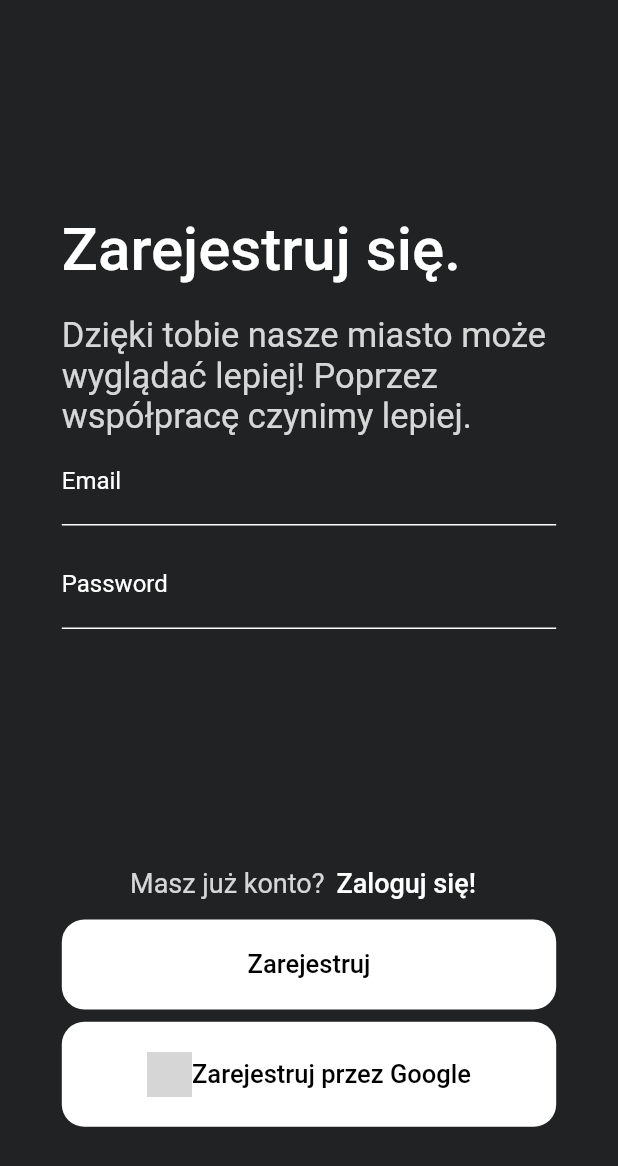
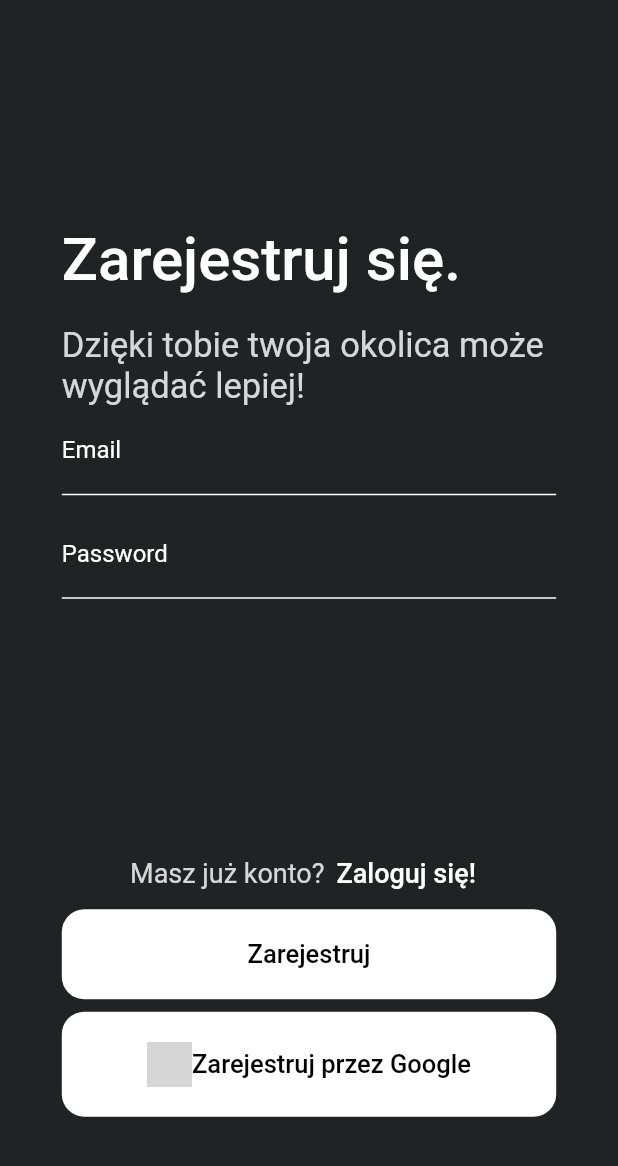
Before and after one commit to Marusiella/miastoerror, a Flutter app: the screen it shows after launch, after a tap on "Rejestracja", on a phone screen of 412 x 824 dp. Shown: the top 1166 px of the screen. Run offline on Flutter 3.47's test engine with Material 2 defaults, Android fonts, the phone set to English and light mode, and no system bars; our stand-ins replace cloud_firestore, firebase_analytics, firebase_auth, firebase_core, firebase_crashlytics, firebase_database and 6 more; missing offline and left inert: flutter_osm_plugin; accounts and stored records are empty; network calls fail; grey boxes are pictures that could not be loaded.

Commit message:
changed descriptions

```diff
--- a/lib/presentation.dart
+++ b/lib/presentation.dart
@@ -44,7 +44,7 @@ class _PresentationState extends State<Presentation> {
           Container(
             constraints: BoxConstraints(
                 maxWidth: MediaQuery.of(context).size.width * 0.8),
-            child: const Text("Zgłaszaj błędy w swoim mieście.",
+            child: const Text("Zgłaszaj błędy w swojej okolicy.",
                 textAlign: TextAlign.center,
                 style: TextStyle(
                     color: Colors.white,
@@ -59,7 +59,7 @@ class _PresentationState extends State<Presentation> {
             constraints: BoxConstraints(
                 maxWidth: MediaQuery.of(context).size.width * 0.8),
             child: Text(
-                "Twórz miasto wraz innymi pomagając urzędowi znajdować problemy życia codziennego.",
+                "Twórz swoją okolicę wraz z innymi znajdując problemy życia codziennego.",
                 textAlign: TextAlign.center,
                 style: TextStyle(
                     color: Colors.white.withAlpha(128),
--- a/lib/register_screen.dart
+++ b/lib/register_screen.dart
@@ -37,7 +37,7 @@ class Register extends StatelessWidget {
                   constraints: BoxConstraints(
                       maxWidth: MediaQuery.of(context).size.width * 0.8),
                   child: Text(
-                      "Dzięki tobie nasze miasto może wyglądać lepiej! Poprzez współpracę czynimy lepiej.",
+                      "Dzięki tobie twoja okolica może wyglądać lepiej!",
                       textAlign: TextAlign.left,
                       style: TextStyle(
                           color: Colors.white.withAlpha(209),
```
